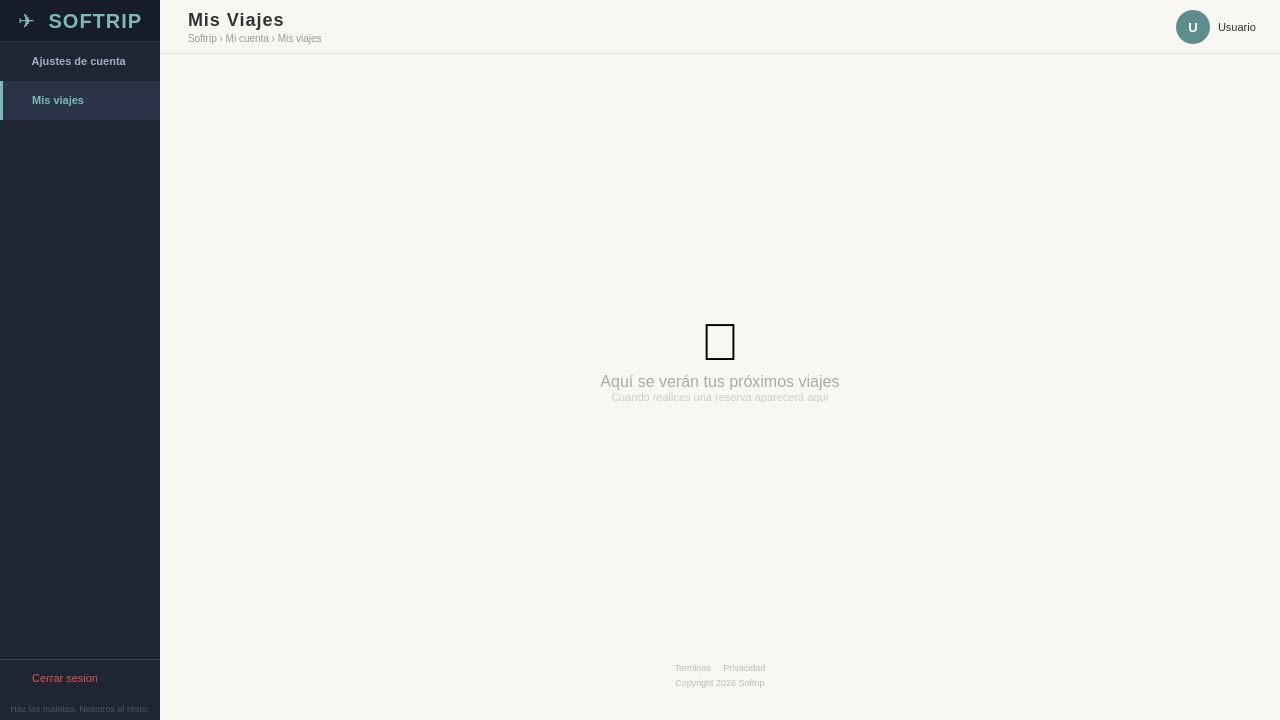
laraanton/InSo, file src/vista/ui/vistaMisViajes.ui: the form before one commit.
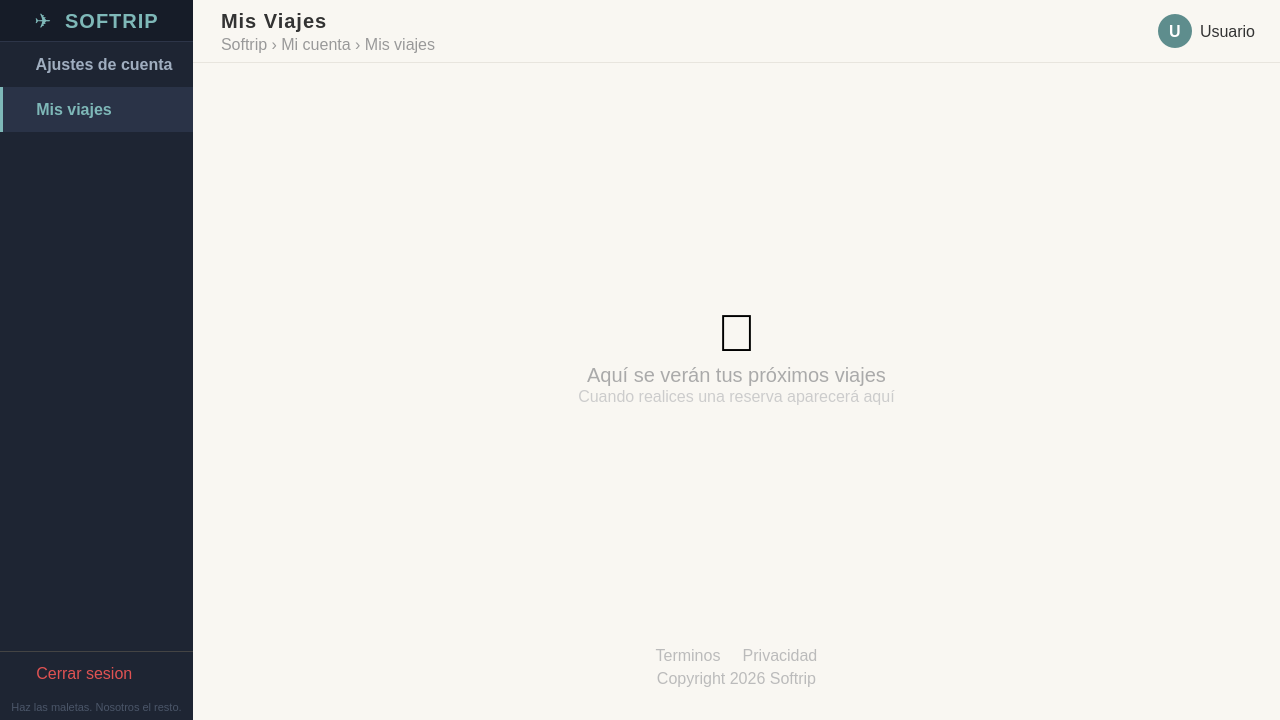
The form after the commit.

Commit message: Increase font sizes for various UI elements

Patch:
```diff
--- a/src/vista/ui/vistaMisViajes.ui
+++ b/src/vista/ui/vistaMisViajes.ui
@@ -22,7 +22,7 @@
 QPushButton#logoBtn:hover { color: #a0d4d4; }
 QPushButton#btnNavAjustes, QPushButton#btnNavViajes {
     background: transparent; border: none; border-left: 3px solid transparent;
-    text-align: left; padding: 13px 20px; font-size: 11px; font-weight: 500; color: #a0aec0;
+    text-align: left; padding: 13px 20px; font-size: 16px; font-weight: 500; color: #a0aec0;
 }
 QPushButton#btnNavAjustes:hover, QPushButton#btnNavViajes:hover {
     background-color: #2a3347; color: #7eb8b8; border-left: 3px solid #7eb8b8;
@@ -33,21 +33,21 @@
 QPushButton#btnLogout {
     background: transparent; border: none; border-top: 1px solid #444444;
     border-left: 3px solid transparent; text-align: left; padding: 12px 20px;
-    font-size: 11px; color: #e05252; margin-top: 4px;
+    font-size: 16px; color: #e05252; margin-top: 4px;
 }
 QPushButton#btnLogout:hover { background-color: #3a2020; color: #ff7070; border-left: 3px solid #ff7070; }
-QLabel#sidebarFooter { font-size: 9px; color: #4a5568; padding: 6px 10px; background-color: transparent; }
+QLabel#sidebarFooter { font-size: 11px; color: #4a5568; padding: 6px 10px; background-color: transparent; }
 QFrame#topbarFrame { background-color: #f9f7f2; border-bottom: 1px solid #e8e5de; }
-QLabel#pageTitle { font-size: 18px; font-weight: bold; color: #333333; letter-spacing: 1px; }
-QLabel#pageBreadcrumb { font-size: 10px; color: #999999; }
+QLabel#pageTitle { font-size: 20px; font-weight: bold; color: #333333; letter-spacing: 1px; }
+QLabel#pageBreadcrumb { font-size: 16px; color: #999999; }
 QLabel#avatarLabel {
-    background-color: #5e8d8d; color: white; font-weight: bold; font-size: 13px;
+    background-color: #5e8d8d; color: white; font-weight: bold; font-size: 16px;
     border-radius: 17px; min-width: 34px; max-width: 34px; min-height: 34px; max-height: 34px;
 }
-QLabel#userNameLabel { font-size: 11px; color: #333333; }
-QLabel#placeholderLabel { font-size: 16px; color: #aaaaaa; }
-QLabel#placeholderSub { font-size: 11px; color: #cccccc; }
-QLabel#footerLinks, QLabel#footerCopy { font-size: 9px; color: #bbbbbb; }
+QLabel#userNameLabel { font-size: 16px; color: #333333; }
+QLabel#placeholderLabel { font-size: 20px; color: #aaaaaa; }
+QLabel#placeholderSub { font-size: 16px; color: #cccccc; }
+QLabel#footerLinks, QLabel#footerCopy { font-size: 16px; color: #bbbbbb; }
    </string>
   </property>
 
```
